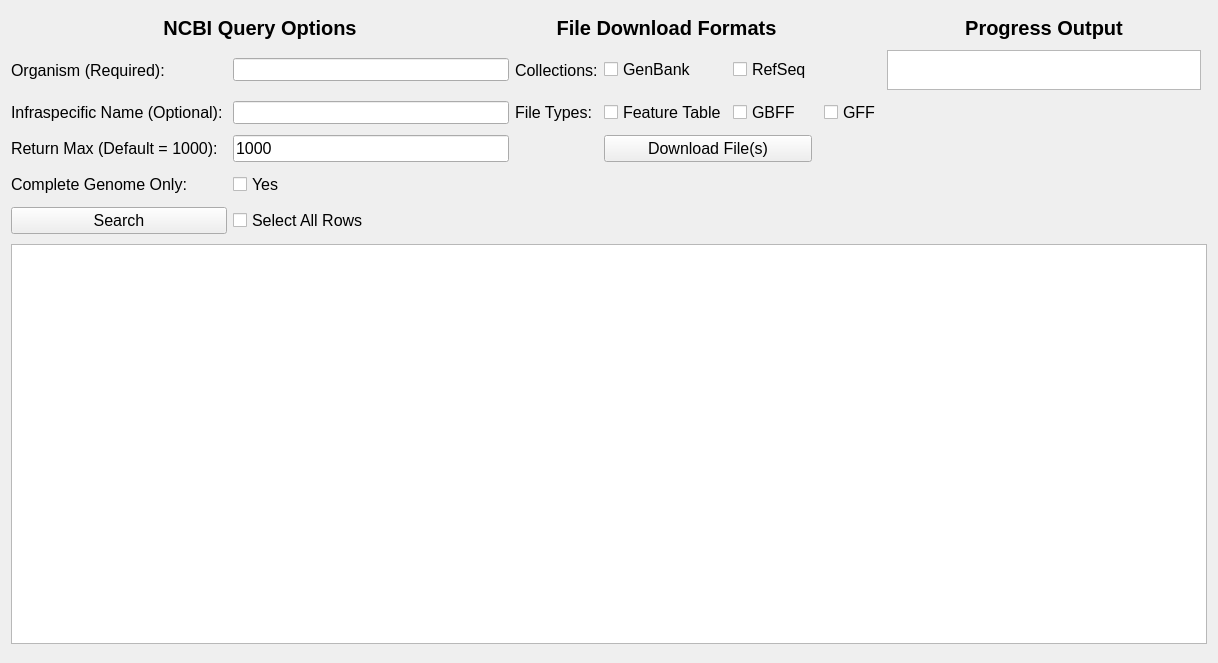
Old version of the form ncbi.ui in the repository TrinhLab/CASPERapp.
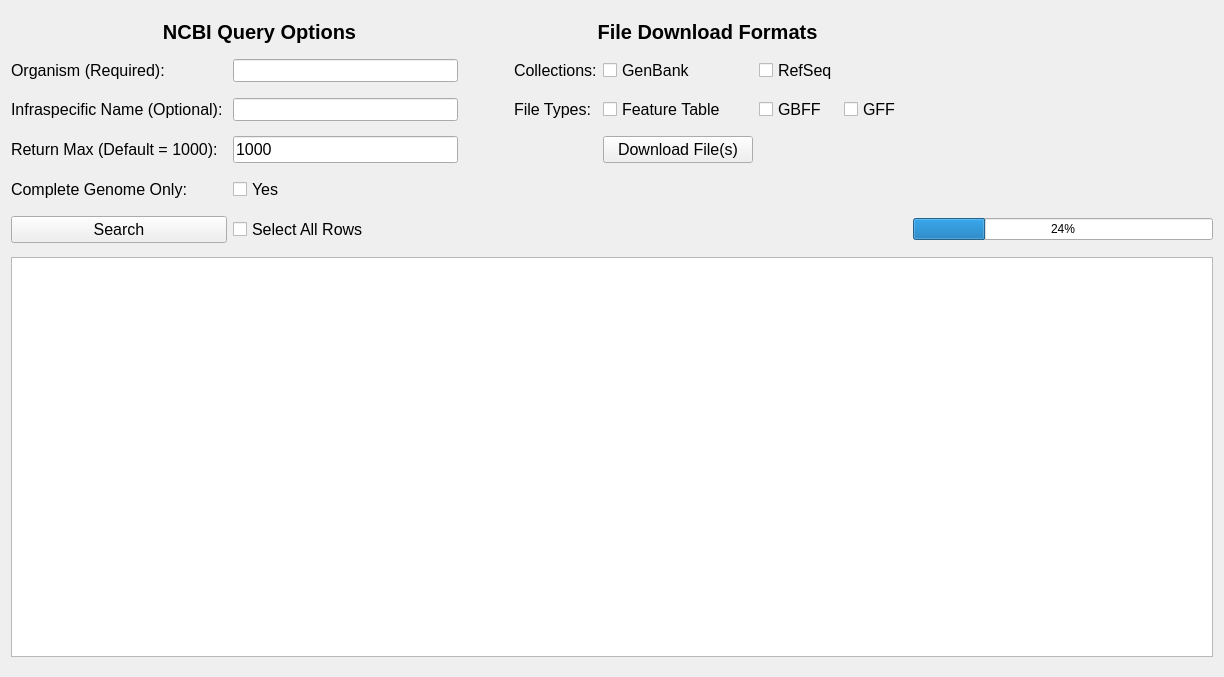
New version of the form.

Commit message: adding progress bar back into NCBI since we aren't using threading anymore

What changed in the file:
```diff
--- a/ncbi.ui
+++ b/ncbi.ui
@@ -6,15 +6,84 @@
    <rect>
     <x>0</x>
     <y>0</y>
-    <width>1218</width>
-    <height>663</height>
+    <width>1211</width>
+    <height>677</height>
    </rect>
   </property>
   <property name="windowTitle">
    <string>Form</string>
   </property>
   <layout class="QGridLayout" name="gridLayout">
-   <item row="5" column="0">
+   <item row="8" column="0">
+    <widget class="QPushButton" name="search_button">
+     <property name="font">
+      <font>
+       <pointsize>12</pointsize>
+      </font>
+     </property>
+     <property name="text">
+      <string>Search</string>
+     </property>
+    </widget>
+   </item>
+   <item row="0" column="2" colspan="4">
+    <widget class="QLabel" name="format_label">
+     <property name="maximumSize">
+      <size>
+       <width>16777215</width>
+       <height>25</height>
+      </size>
+     </property>
+     <property name="font">
+      <font>
+       <pointsize>15</pointsize>
+       <weight>75</weight>
+       <bold>true</bold>
+      </font>
+     </property>
+     <property name="text">
+      <string>File Download Formats</string>
+     </property>
+     <property name="alignment">
+      <set>Qt::AlignCenter</set>
+     </property>
+    </widget>
+   </item>
+   <item row="2" column="2">
+    <widget class="QLabel" name="collection_label">
+     <property name="font">
+      <font>
+       <pointsize>12</pointsize>
+       <weight>50</weight>
+       <bold>false</bold>
+      </font>
+     </property>
+     <property name="text">
+      <string>Collections:</string>
+     </property>
+     <property name="alignment">
+      <set>Qt::AlignLeading|Qt::AlignLeft|Qt::AlignVCenter</set>
+     </property>
+    </widget>
+   </item>
+   <item row="2" column="0">
+    <widget class="QLabel" name="organism_label">
+     <property name="font">
+      <font>
+       <pointsize>12</pointsize>
+       <weight>50</weight>
+       <bold>false</bold>
+      </font>
+     </property>
+     <property name="text">
+      <string>Organism (Required): </string>
+     </property>
+     <property name="alignment">
+      <set>Qt::AlignLeading|Qt::AlignLeft|Qt::AlignVCenter</set>
+     </property>
+    </widget>
+   </item>
+   <item row="6" column="0">
     <widget class="QLabel" name="genome_label">
      <property name="font">
       <font>
@@ -31,34 +100,25 @@
      </property>
     </widget>
    </item>
-   <item row="4" column="3" colspan="2">
-    <widget class="QPushButton" name="download_button">
-     <property name="font">
-      <font>
-       <pointsize>12</pointsize>
-      </font>
+   <item row="5" column="1">
+    <widget class="QLineEdit" name="ret_max_line_edit">
+     <property name="maximumSize">
+      <size>
+       <width>225</width>
+       <height>16777215</height>
+      </size>
      </property>
-     <property name="text">
-      <string>Download File(s)</string>
-     </property>
-    </widget>
-   </item>
-   <item row="2" column="2">
-    <widget class="QLabel" name="label_3">
      <property name="font">
       <font>
        <pointsize>12</pointsize>
       </font>
      </property>
      <property name="text">
-      <string>File Types:</string>
+      <string>1000</string>
      </property>
-     <property name="alignment">
-      <set>Qt::AlignLeading|Qt::AlignLeft|Qt::AlignVCenter</set>
-     </property>
     </widget>
    </item>
-   <item row="1" column="4">
+   <item row="2" column="4">
     <widget class="QCheckBox" name="refseq_checkbox">
      <property name="font">
       <font>
@@ -70,7 +130,32 @@
      </property>
     </widget>
    </item>
-   <item row="2" column="4">
+   <item row="8" column="7" colspan="2">
+    <widget class="QProgressBar" name="progressBar">
+     <property name="sizePolicy">
+      <sizepolicy hsizetype="Fixed" vsizetype="Fixed">
+       <horstretch>0</horstretch>
+       <verstretch>0</verstretch>
+      </sizepolicy>
+     </property>
+     <property name="minimumSize">
+      <size>
+       <width>300</width>
+       <height>0</height>
+      </size>
+     </property>
+     <property name="maximumSize">
+      <size>
+       <width>350</width>
+       <height>16777215</height>
+      </size>
+     </property>
+     <property name="value">
+      <number>24</number>
+     </property>
+    </widget>
+   </item>
+   <item row="3" column="4">
     <widget class="QCheckBox" name="gbff_checkbox">
      <property name="font">
       <font>
@@ -82,19 +167,7 @@
      </property>
     </widget>
    </item>
-   <item row="4" column="0">
-    <widget class="QLabel" name="ret_max_label">
-     <property name="font">
-      <font>
-       <pointsize>12</pointsize>
-      </font>
-     </property>
-     <property name="text">
-      <string>Return Max (Default = 1000):</string>
-     </property>
-    </widget>
-   </item>
-   <item row="1" column="3">
+   <item row="2" column="3">
     <widget class="QCheckBox" name="genbank_checkbox">
      <property name="font">
       <font>
@@ -106,134 +179,7 @@
      </property>
     </widget>
    </item>
-   <item row="4" column="1">
-    <widget class="QLineEdit" name="ret_max_line_edit">
-     <property name="maximumSize">
-      <size>
-       <width>276</width>
-       <height>16777215</height>
-      </size>
-     </property>
-     <property name="font">
-      <font>
-       <pointsize>12</pointsize>
-      </font>
-     </property>
-     <property name="text">
-      <string>1000</string>
-     </property>
-    </widget>
-   </item>
-   <item row="6" column="1">
-    <widget class="QCheckBox" name="all_rows">
-     <property name="font">
-      <font>
-       <pointsize>12</pointsize>
-      </font>
-     </property>
-     <property name="text">
-      <string>Select All Rows</string>
-     </property>
-    </widget>
-   </item>
-   <item row="1" column="2">
-    <widget class="QLabel" name="collection_label">
-     <property name="font">
-      <font>
-       <pointsize>12</pointsize>
-       <weight>50</weight>
-       <bold>false</bold>
-      </font>
-     </property>
-     <property name="text">
-      <string>Collections:</string>
-     </property>
-     <property name="alignment">
-      <set>Qt::AlignLeading|Qt::AlignLeft|Qt::AlignVCenter</set>
-     </property>
-    </widget>
-   </item>
-   <item row="1" column="1">
-    <widget class="QLineEdit" name="organism_line_edit">
-     <property name="minimumSize">
-      <size>
-       <width>241</width>
-       <height>21</height>
-      </size>
-     </property>
-     <property name="maximumSize">
-      <size>
-       <width>276</width>
-       <height>16777215</height>
-      </size>
-     </property>
-     <property name="font">
-      <font>
-       <pointsize>10</pointsize>
-      </font>
-     </property>
-    </widget>
-   </item>
-   <item row="5" column="1">
-    <widget class="QCheckBox" name="yes_box">
-     <property name="font">
-      <font>
-       <pointsize>12</pointsize>
-      </font>
-     </property>
-     <property name="text">
-      <string>Yes</string>
-     </property>
-     <attribute name="buttonGroup">
-      <string notr="true">comp_genome_group</string>
-     </attribute>
-    </widget>
-   </item>
-   <item row="2" column="1">
-    <widget class="QLineEdit" name="infra_name_line_edit">
-     <property name="maximumSize">
-      <size>
-       <width>276</width>
-       <height>16777215</height>
-      </size>
-     </property>
-     <property name="font">
-      <font>
-       <pointsize>10</pointsize>
-      </font>
-     </property>
-    </widget>
-   </item>
-   <item row="2" column="6">
-    <widget class="QCheckBox" name="gff_checkbox">
-     <property name="font">
-      <font>
-       <pointsize>12</pointsize>
-      </font>
-     </property>
-     <property name="text">
-      <string>GFF</string>
-     </property>
-    </widget>
-   </item>
-   <item row="2" column="0">
-    <widget class="QLabel" name="infra_name_label">
-     <property name="font">
-      <font>
-       <pointsize>12</pointsize>
-       <weight>50</weight>
-       <bold>false</bold>
-      </font>
-     </property>
-     <property name="text">
-      <string>Infraspecific Name (Optional): </string>
-     </property>
-     <property name="alignment">
-      <set>Qt::AlignLeading|Qt::AlignLeft|Qt::AlignVCenter</set>
-     </property>
-    </widget>
-   </item>
-   <item row="8" column="0" colspan="9">
+   <item row="13" column="0" colspan="9">
     <widget class="QTableView" name="ncbi_table">
      <property name="sizePolicy">
       <sizepolicy hsizetype="Expanding" vsizetype="Fixed">
@@ -258,18 +204,45 @@
      </attribute>
     </widget>
    </item>
-   <item row="6" column="0">
-    <widget class="QPushButton" name="search_button">
+   <item row="8" column="1">
+    <widget class="QCheckBox" name="all_rows">
      <property name="font">
       <font>
        <pointsize>12</pointsize>
       </font>
      </property>
      <property name="text">
-      <string>Search</string>
+      <string>Select All Rows</string>
      </property>
     </widget>
    </item>
+   <item row="6" column="1">
+    <widget class="QCheckBox" name="yes_box">
+     <property name="minimumSize">
+      <size>
+       <width>275</width>
+       <height>0</height>
+      </size>
+     </property>
+     <property name="maximumSize">
+      <size>
+       <width>275</width>
+       <height>16777215</height>
+      </size>
+     </property>
+     <property name="font">
+      <font>
+       <pointsize>12</pointsize>
+      </font>
+     </property>
+     <property name="text">
+      <string>Yes</string>
+     </property>
+     <attribute name="buttonGroup">
+      <string notr="true">comp_genome_group</string>
+     </attribute>
+    </widget>
+   </item>
    <item row="0" column="0" colspan="2">
     <widget class="QLabel" name="filters_label">
      <property name="maximumSize">
@@ -293,30 +266,87 @@
      </property>
     </widget>
    </item>
-   <item row="0" column="2" colspan="4">
-    <widget class="QLabel" name="format_label">
+   <item row="3" column="0">
+    <widget class="QLabel" name="infra_name_label">
+     <property name="font">
+      <font>
+       <pointsize>12</pointsize>
+       <weight>50</weight>
+       <bold>false</bold>
+      </font>
+     </property>
+     <property name="text">
+      <string>Infraspecific Name (Optional): </string>
+     </property>
+     <property name="alignment">
+      <set>Qt::AlignLeading|Qt::AlignLeft|Qt::AlignVCenter</set>
+     </property>
+    </widget>
+   </item>
+   <item row="3" column="2">
+    <widget class="QLabel" name="label_3">
+     <property name="font">
+      <font>
+       <pointsize>12</pointsize>
+      </font>
+     </property>
+     <property name="text">
+      <string>File Types:</string>
+     </property>
+     <property name="alignment">
+      <set>Qt::AlignLeading|Qt::AlignLeft|Qt::AlignVCenter</set>
+     </property>
+    </widget>
+   </item>
+   <item row="3" column="1">
+    <widget class="QLineEdit" name="infra_name_line_edit">
      <property name="maximumSize">
       <size>
-       <width>16777215</width>
-       <height>25</height>
+       <width>225</width>
+       <height>16777215</height>
       </size>
      </property>
      <property name="font">
       <font>
-       <pointsize>15</pointsize>
-       <weight>75</weight>
-       <bold>true</bold>
+       <pointsize>10</pointsize>
       </font>
      </property>
+    </widget>
+   </item>
+   <item row="5" column="0">
+    <widget class="QLabel" name="ret_max_label">
+     <property name="font">
+      <font>
+       <pointsize>12</pointsize>
+      </font>
+     </property>
      <property name="text">
-      <string>File Download Formats</string>
+      <string>Return Max (Default = 1000):</string>
      </property>
-     <property name="alignment">
-      <set>Qt::AlignCenter</set>
+    </widget>
+   </item>
+   <item row="2" column="1">
+    <widget class="QLineEdit" name="organism_line_edit">
+     <property name="minimumSize">
+      <size>
+       <width>225</width>
+       <height>21</height>
+      </size>
      </property>
+     <property name="maximumSize">
+      <size>
+       <width>225</width>
+       <height>16777215</height>
+      </size>
+     </property>
+     <property name="font">
+      <font>
+       <pointsize>10</pointsize>
+      </font>
+     </property>
     </widget>
    </item>
-   <item row="2" column="3">
+   <item row="3" column="3">
     <widget class="QCheckBox" name="feature_table_checkbox">
      <property name="font">
       <font>
@@ -334,48 +364,40 @@
      </property>
     </widget>
    </item>
-   <item row="1" column="0">
-    <widget class="QLabel" name="organism_label">
+   <item row="3" column="5">
+    <widget class="QCheckBox" name="gff_checkbox">
      <property name="font">
       <font>
        <pointsize>12</pointsize>
-       <weight>50</weight>
-       <bold>false</bold>
       </font>
      </property>
      <property name="text">
-      <string>Organism (Required): </string>
+      <string>GFF</string>
      </property>
-     <property name="alignment">
-      <set>Qt::AlignLeading|Qt::AlignLeft|Qt::AlignVCenter</set>
-     </property>
     </widget>
    </item>
-   <item row="0" column="7">
-    <widget class="QLabel" name="label">
-     <property name="font">
-      <font>
-       <pointsize>15</pointsize>
-       <weight>75</weight>
-       <bold>true</bold>
-      </font>
+   <item row="5" column="3">
+    <widget class="QPushButton" name="download_button">
+     <property name="minimumSize">
+      <size>
+       <width>150</width>
+       <height>0</height>
+      </size>
      </property>
-     <property name="text">
-      <string>Progress Output</string>
-     </property>
-     <property name="alignment">
-      <set>Qt::AlignCenter</set>
-     </property>
-    </widget>
-   </item>
-   <item row="1" column="7">
-    <widget class="QTextBrowser" name="progress_browser">
      <property name="maximumSize">
       <size>
-       <width>16777215</width>
-       <height>40</height>
+       <width>150</width>
+       <height>16777215</height>
       </size>
      </property>
+     <property name="font">
+      <font>
+       <pointsize>12</pointsize>
+      </font>
+     </property>
+     <property name="text">
+      <string>Download File(s)</string>
+     </property>
     </widget>
    </item>
   </layout>
```
The commit also changes 1 other file.
